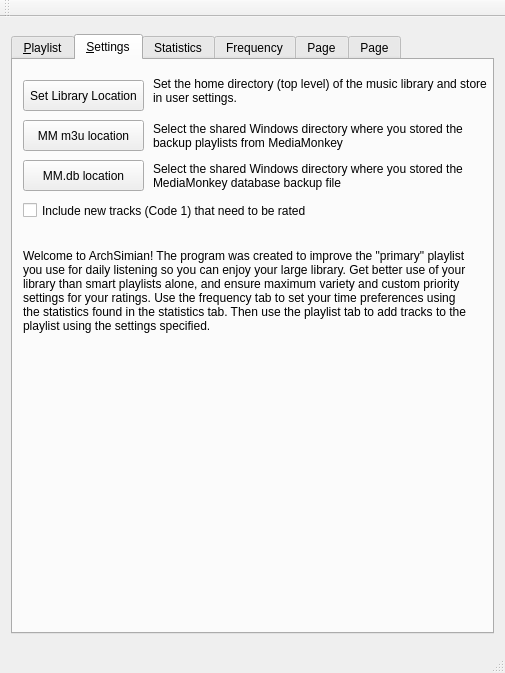
Harpo3/archsimian, file archsimian.ui: the form before one commit.
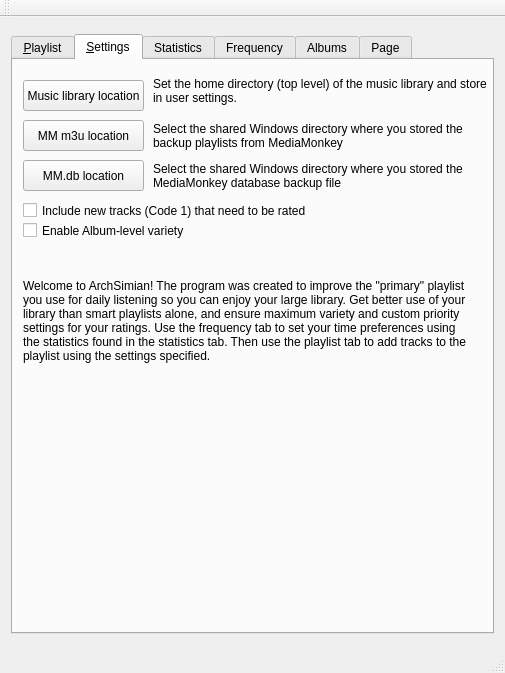
The form after the commit. The open tabs and pages were chosen to show the change. Icons and pictures are not drawn.

Commit message: Added tool tips to settings tab in gui

```diff
--- a/archsimian.ui
+++ b/archsimian.ui
@@ -379,7 +379,7 @@
          <number>10</number>
         </property>
         <property name="text">
-         <string>Set Library Location</string>
+         <string>Music library location</string>
         </property>
        </widget>
        <widget class="QLabel" name="setlibrarylabel">
@@ -484,7 +484,7 @@
         <property name="geometry">
          <rect>
           <x>10</x>
-          <y>170</y>
+          <y>200</y>
           <width>451</width>
           <height>121</height>
          </rect>
@@ -521,6 +521,28 @@
          <bool>false</bool>
         </property>
        </widget>
+       <widget class="QCheckBox" name="albumscheckBox">
+        <property name="geometry">
+         <rect>
+          <x>10</x>
+          <y>160</y>
+          <width>401</width>
+          <height>21</height>
+         </rect>
+        </property>
+        <property name="toolTip">
+         <string>&lt;html&gt;&lt;head/&gt;&lt;body&gt;&lt;p&gt;Enables the tab 'Albums' and adds album-level variety to playlist selections. You may need to restart to enable tab&lt;/p&gt;&lt;/body&gt;&lt;/html&gt;</string>
+        </property>
+        <property name="statusTip">
+         <string extracomment="Enables the tab 'Albums' and adds album-level variety to playlist selections. You may need to restart to enable tab"/>
+        </property>
+        <property name="whatsThis">
+         <string extracomment="Enables the tab 'Albums' and adds album-level variety to playlist selections. You may need to restart to enable tab">Enables the tab 'Albums' and adds album-level variety to playlist selections. You may need to restart to enable tab</string>
+        </property>
+        <property name="text">
+         <string>Enable Album-level variety</string>
+        </property>
+       </widget>
       </widget>
       <widget class="QWidget" name="statisticsTab">
        <attribute name="title">
@@ -1191,7 +1213,7 @@
       </widget>
       <widget class="QWidget" name="tab_5">
        <attribute name="title">
-        <string>Page</string>
+        <string>Albums</string>
        </attribute>
       </widget>
       <widget class="QWidget" name="tab_6">
```
Left out of the diff: 73 changed lines with no effect on the pictures. The commit also changes 3 other files.
